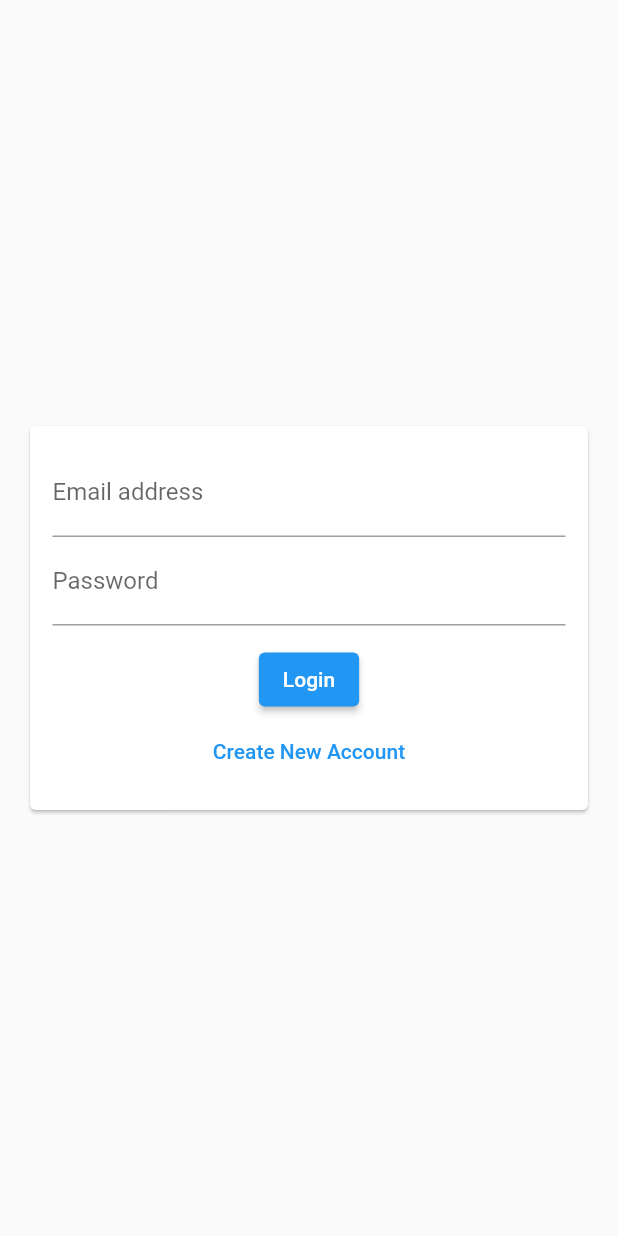
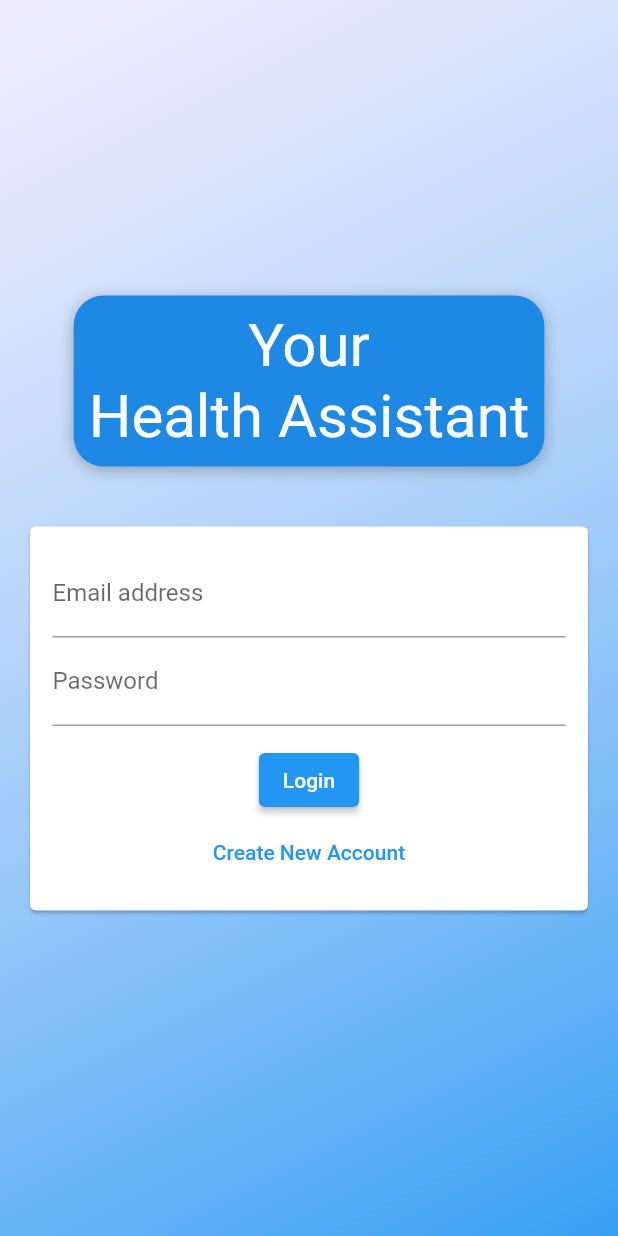
Before and after one commit to 7abhisheknn/health_assistant_app, a Flutter app: the screen it shows after launch, on a phone screen of 412 x 824 dp. Run offline on Flutter 3.47's test engine with Material 2 defaults, Android fonts, the phone set to English and light mode, and no system bars; our stand-ins replace cloud_firestore, firebase_auth, firebase_core, firebase_storage, image_picker; accounts and stored records are empty; Roboto replaces fonts that are missing (Anton).

Commit message:
login page design

```diff
--- a/lib/main.dart
+++ b/lib/main.dart
@@ -5,6 +5,7 @@ import 'package:health_assistant_app/pages/auth_page.dart';
 import 'package:health_assistant_app/pages/home_page.dart';
 import 'package:health_assistant_app/pages/tabs.dart';
 import 'package:health_assistant_app/providers/theme_provider.dart';
+import 'package:health_assistant_app/widgets/backgrounds/auth_background.dart';
 import 'package:provider/provider.dart';
 
 void main() async {
@@ -38,7 +39,7 @@ class HAA extends StatelessWidget {
       home: StreamBuilder<User?>(
         stream: FirebaseAuth.instance.idTokenChanges(),
         builder: (context, snapshot) {
-          return snapshot.hasData ? const Tabs() : const AuthPage();
+          return snapshot.hasData ? const Tabs() : const AuthBackground();
         },
       ),
       routes: {
--- a/lib/pages/auth_page.dart
+++ b/lib/pages/auth_page.dart
@@ -80,11 +80,9 @@ class _AuthPageState extends State<AuthPage> {
 
   @override
   Widget build(BuildContext context) {
-    return Scaffold(
-      body: AuthForm(
-        submitFn: _submitAuthForm,
-        isLoading: _isLoading,
-      ),
+    return AuthForm(
+      submitFn: _submitAuthForm,
+      isLoading: _isLoading,
     );
   }
 }
--- a/lib/widgets/auth/auth_form.dart
+++ b/lib/widgets/auth/auth_form.dart
@@ -82,8 +82,7 @@ class _AuthFormState extends State<AuthForm> {
 
   @override
   Widget build(BuildContext context) {
-    return Center(
-      child: Card(
+    return Card(
       margin: const EdgeInsets.all(20),
       child: SingleChildScrollView(
         child: Padding(
@@ -107,8 +106,7 @@ class _AuthFormState extends State<AuthForm> {
                     return null;
                   },
                   keyboardType: TextInputType.emailAddress,
-                    decoration:
-                        const InputDecoration(labelText: 'Email address'),
+                  decoration: const InputDecoration(labelText: 'Email address'),
                 ),
                 if (!_isLogin)
                   TextFormField(
@@ -186,7 +184,6 @@ class _AuthFormState extends State<AuthForm> {
           ),
         ),
       ),
-      ),
     );
   }
 }
--- a/lib/widgets/auth/list_adder.dart
+++ b/lib/widgets/auth/list_adder.dart
@@ -1,5 +1,6 @@
 import 'package:flutter/material.dart';
 
+// ignore: must_be_immutable
 class ListAdder extends StatefulWidget {
   Function setDegree;
   Function setSpecialist;
--- /dev/null
+++ b/lib/widgets/backgrounds/auth_background.dart
@@ -0,0 +1,81 @@
+import 'package:flutter/material.dart';
+import 'package:health_assistant_app/pages/auth_page.dart';
+
+enum AuthMode { signup, login }
+
+class AuthBackground extends StatelessWidget {
+  static const routeName = '/auth';
+
+  const AuthBackground({Key? key}) : super(key: key);
+
+  @override
+  Widget build(BuildContext context) {
+    final deviceSize = MediaQuery.of(context).size;
+    // final transformConfig = Matrix4.rotationZ(-8 * pi / 180);
+    // transformConfig.translate(-10.0);
+    return Scaffold(
+      // resizeToAvoidBottomInset: false,
+      body: Stack(
+        children: <Widget>[
+          Container(
+            decoration: BoxDecoration(
+              gradient: LinearGradient(
+                colors: [
+                  const Color.fromRGBO(230, 225, 255, 1.0).withOpacity(0.5),
+                  const Color.fromRGBO(34, 150, 243, 1.0).withOpacity(0.9),
+                ],
+                begin: Alignment.topLeft,
+                end: Alignment.bottomRight,
+                stops: const [0, 1],
+              ),
+            ),
+          ),
+          SingleChildScrollView(
+            // ignore: sized_box_for_whitespace
+            child: Container(
+              height: deviceSize.height,
+              width: deviceSize.width,
+              child: Column(
+                mainAxisAlignment: MainAxisAlignment.center,
+                crossAxisAlignment: CrossAxisAlignment.center,
+                children: <Widget>[
+                  Flexible(
+                    child: Container(
+                      margin: const EdgeInsets.only(bottom: 20.0),
+                      padding: const EdgeInsets.all(10),
+                      decoration: BoxDecoration(
+                        borderRadius: BorderRadius.circular(20),
+                        color: Colors.blue.shade600,
+                        boxShadow: const [
+                          BoxShadow(
+                            blurRadius: 8,
+                            color: Colors.black26,
+                            offset: Offset(0, 2),
+                          )
+                        ],
+                      ),
+                      child: const Text(
+                        'Your\nHealth Assistant',
+                        textAlign: TextAlign.center,
+                        style: TextStyle(
+                          color: Colors.white,
+                          fontSize: 40,
+                          fontFamily: 'Anton',
+                          fontWeight: FontWeight.normal,
+                        ),
+                      ),
+                    ),
+                  ),
+                  Flexible(
+                    flex: deviceSize.width > 600 ? 2 : 1,
+                    child: AuthPage(),
+                  ),
+                ],
+              ),
+            ),
+          ),
+        ],
+      ),
+    );
+  }
+}
```
Lines whose indentation alone changed are shown as unchanged.
